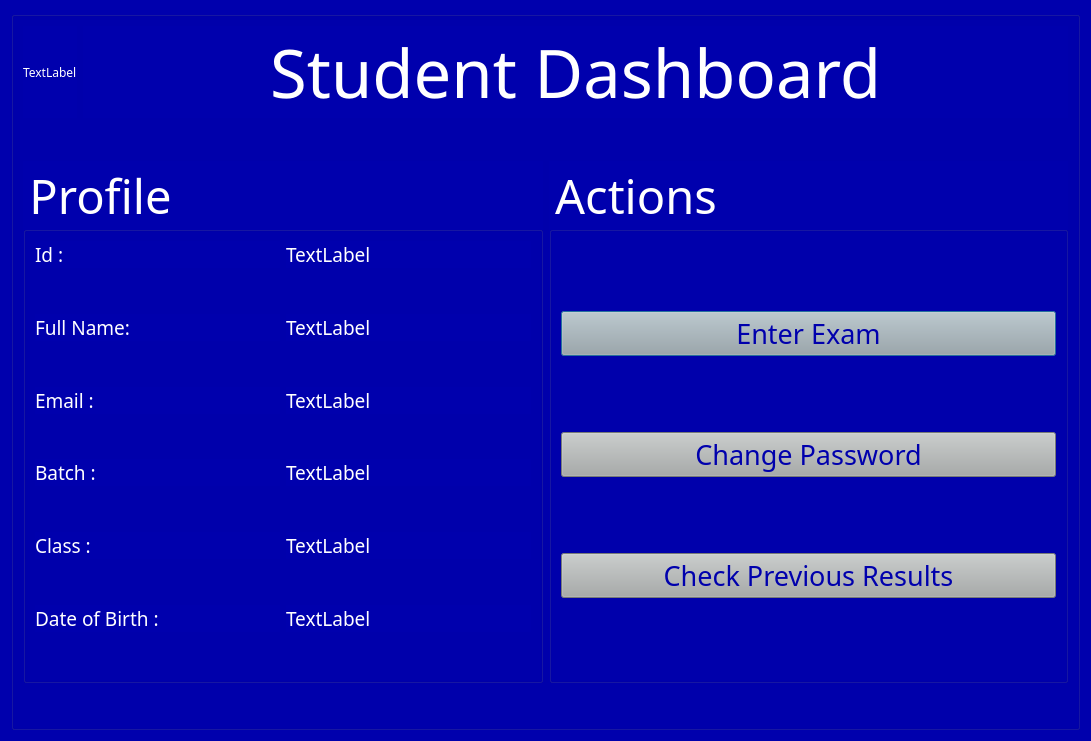
Above: ExamSphereV1/student.ui from BiratBC/ExamSphereV1 before the change. Below: the same form after it.
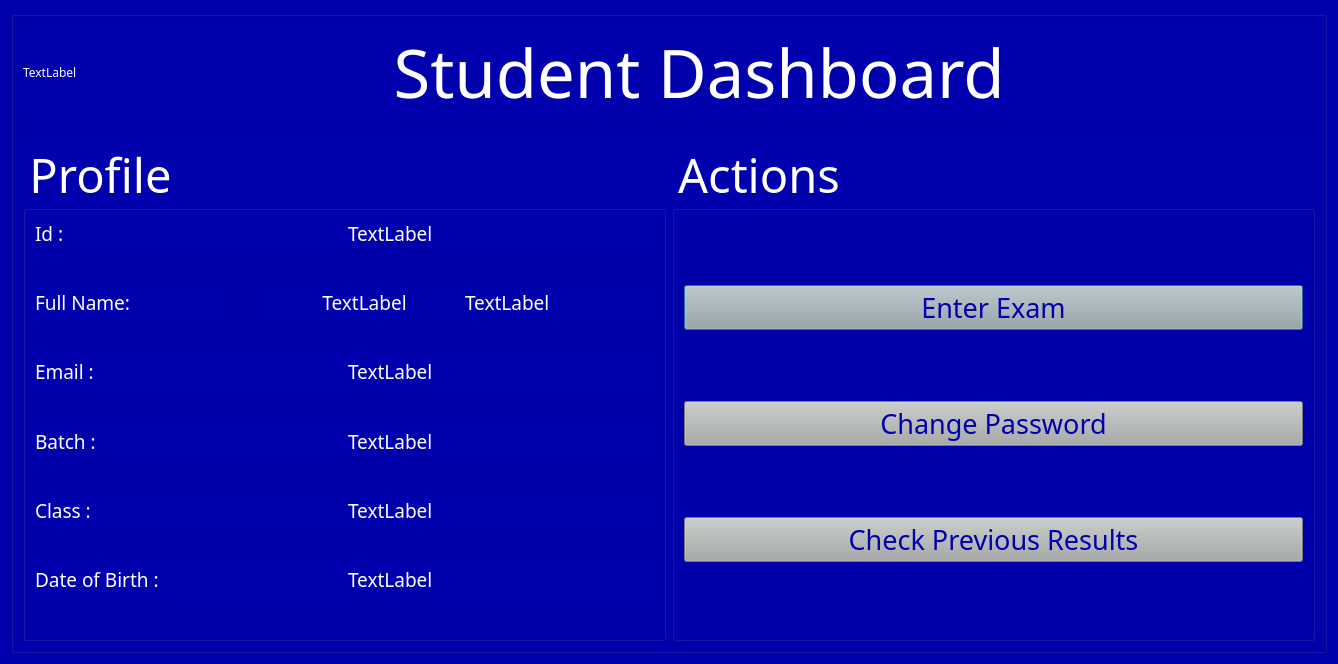
That is the form after the change.

```diff
--- a/ExamSphereV1/student.ui
+++ b/ExamSphereV1/student.ui
@@ -6,8 +6,8 @@
    <rect>
     <x>0</x>
     <y>0</y>
-    <width>1091</width>
-    <height>741</height>
+    <width>1338</width>
+    <height>664</height>
    </rect>
   </property>
   <property name="windowTitle">
@@ -108,8 +108,6 @@
             <property name="title">
              <string>Profile</string>
             </property>
-            <layout class="QGridLayout" name="gridLayout">
-             <item row="0" column="0">
               <layout class="QVBoxLayout" name="verticalLayout_3">
                <item>
                 <layout class="QHBoxLayout" name="horizontalLayout_2">
@@ -173,7 +171,23 @@
                   </widget>
                  </item>
                  <item>
-                  <widget class="QLabel" name="nameLabel">
+                <spacer name="horizontalSpacer">
+                 <property name="orientation">
+                  <enum>Qt::Horizontal</enum>
+                 </property>
+                 <property name="sizeType">
+                  <enum>QSizePolicy::Preferred</enum>
+                 </property>
+                 <property name="sizeHint" stdset="0">
+                  <size>
+                   <width>40</width>
+                   <height>20</height>
+                  </size>
+                 </property>
+                </spacer>
+               </item>
+               <item>
+                <widget class="QLabel" name="FnameLabel">
                    <property name="font">
                     <font>
                      <family>AcPlus IBM CGA</family>
@@ -182,6 +196,25 @@
                    </property>
                    <property name="text">
                     <string>TextLabel</string>
+                 </property>
+                 <property name="alignment">
+                  <set>Qt::AlignCenter</set>
+                 </property>
+                </widget>
+               </item>
+               <item>
+                <widget class="QLabel" name="LnameLabel">
+                 <property name="font">
+                  <font>
+                   <family>AcPlus IBM CGA</family>
+                   <pointsize>14</pointsize>
+                  </font>
+                 </property>
+                 <property name="text">
+                  <string>TextLabel</string>
+                 </property>
+                 <property name="alignment">
+                  <set>Qt::AlignLeading|Qt::AlignLeft|Qt::AlignVCenter</set>
                    </property>
                   </widget>
                  </item>
@@ -371,9 +404,7 @@
                  </item>
                 </layout>
                </item>
-              </layout>
-             </item>
-             <item row="1" column="0">
+             <item>
               <spacer name="verticalSpacer_8">
                <property name="orientation">
                 <enum>Qt::Vertical</enum>
```
Lines whose indentation alone changed are shown as unchanged.
